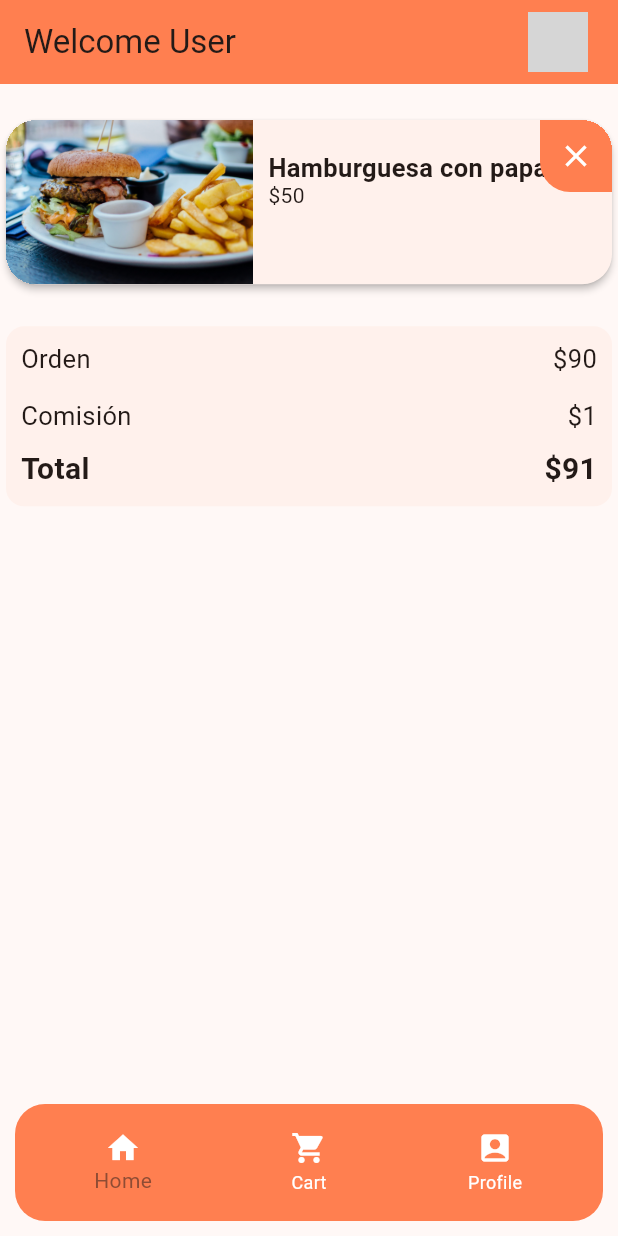
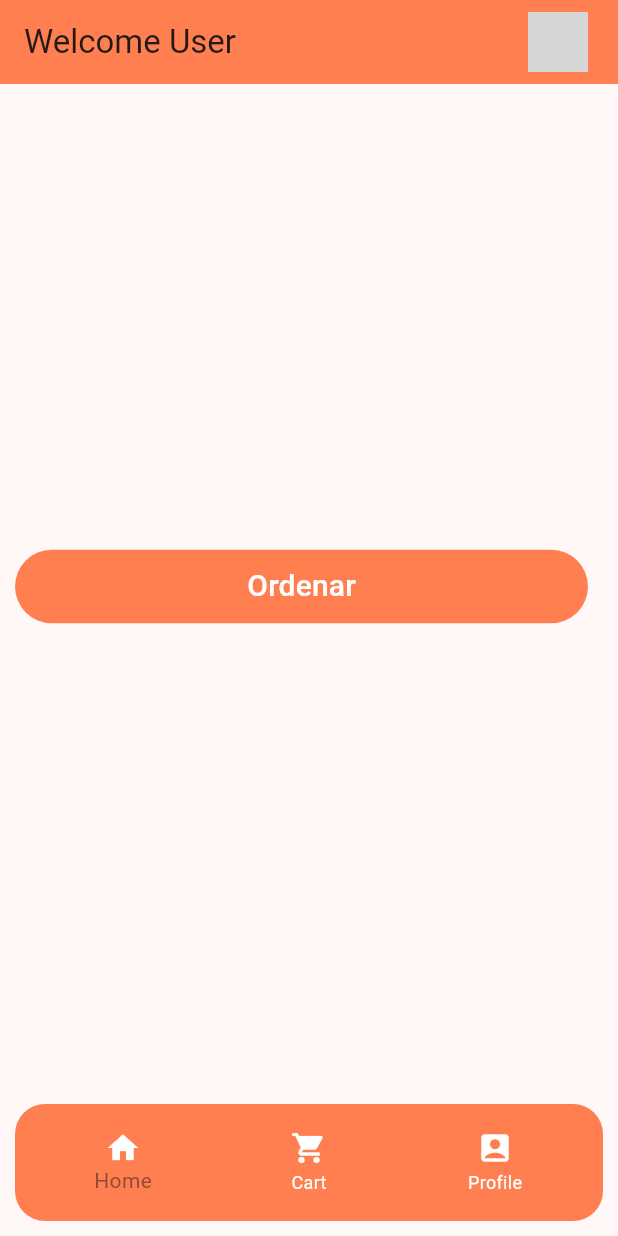
Before and after one commit to Alfred024/cafe_app_flutter, a Flutter app: the screen it shows after launch, on a phone screen of 412 x 824 dp. Run offline on Flutter 3.47's test engine with Material 2 defaults, Android fonts, the phone set to English and light mode, and no system bars; our stand-ins replace go_router; network calls fail; grey boxes are pictures that could not be loaded.

Commit message:
OrderButton UI demo

```diff
--- a/lib/screens/shopping_cart/shopping_cart_page.dart
+++ b/lib/screens/shopping_cart/shopping_cart_page.dart
@@ -6,16 +6,7 @@ class ShoppingCart extends StatelessWidget {
   @override
   Widget build(BuildContext context) {
     return const Center(
-      child: Column(children: [
-        SizedBox(
-          height: 20,
-        ),
-        _CartItem2(),
-        SizedBox(
-          height: 20,
-        ),
-        OrderInfo(),
-      ]),
+      child: Stack(children: [OrderButton()]),
     );
   }
 
@@ -87,7 +78,7 @@ class OrderInfo extends StatelessWidget {
     return Card(
       elevation: 0.0,
       child: Padding(
-          padding: EdgeInsets.all(10),
+          padding: const EdgeInsets.all(10),
           child: SizedBox(
             width: double.infinity,
             height: 100,
@@ -174,3 +165,26 @@ class OrderInfo extends StatelessWidget {
     );
   }
 }
+
+class OrderButton extends StatelessWidget {
+  const OrderButton({super.key});
+
+  @override
+  Widget build(BuildContext context) {
+    return Container(
+      padding: const EdgeInsets.only(left: 10, right: 20),
+      width: double.infinity,
+      child: FilledButton(
+          style: const ButtonStyle(
+            padding: MaterialStatePropertyAll(EdgeInsets.all(10)),
+            backgroundColor: MaterialStatePropertyAll(Color(0xFFFF7F50)),
+          ),
+          onPressed: () {},
+          //icon: const Icon(Icons.),
+          child: const Text(
+            'Ordenar',
+            style: TextStyle(color: Colors.white, fontSize: 20),
+          )),
+    );
+  }
+}
```
